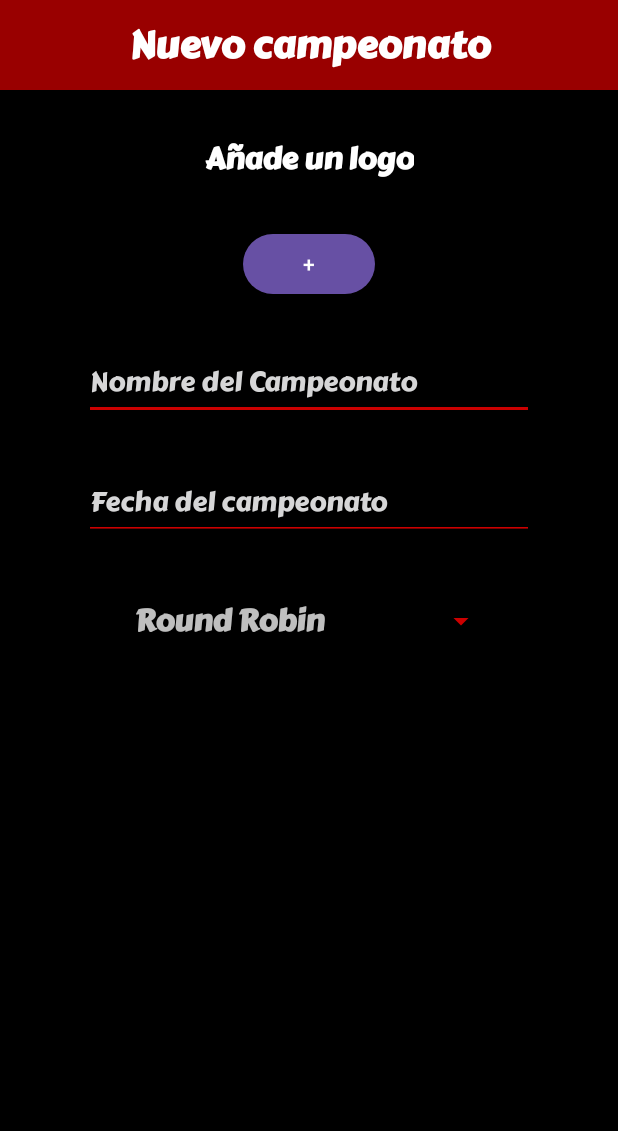
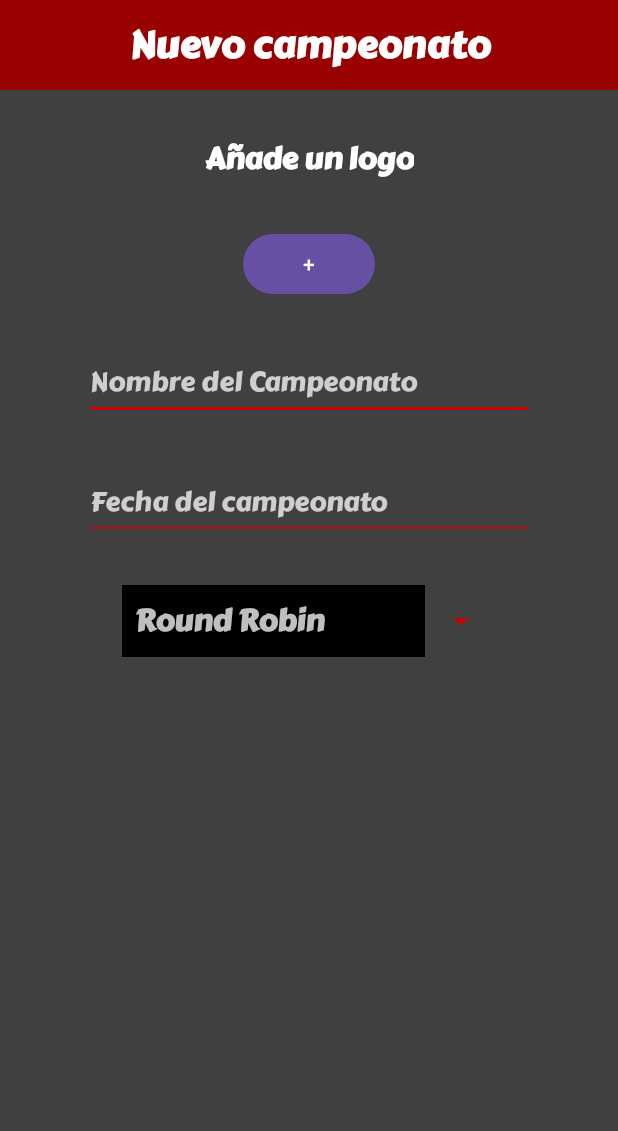
Before and after one commit to joackagui/SCORE_IT, an Android app: the ActivityCrearNuevoCmapeonato screen opened directly, with no data from a screen before it, on a phone screen of 412 x 824 dp, the part 105-1236 px from its top. Run offline under Robolectric (Android 15) with nearby library versions, the phone set to English and light mode, and no system bars.

Commit message:
Corrección ortografica

```diff
--- a/app/src/main/res/layout/activity_crear_nuevo_cmapeonato.xml
+++ b/app/src/main/res/layout/activity_crear_nuevo_cmapeonato.xml
@@ -5,7 +5,7 @@
     android:id="@+id/main"
     android:layout_width="match_parent"
     android:layout_height="match_parent"
-    android:background="@color/Black"
+    android:background="@color/DarkGray"
     tools:context=".ActivityCrearNuevoCmapeonato">
 
     <androidx.constraintlayout.widget.Guideline
--- a/app/src/main/res/layout/spinner_item_style.xml
+++ b/app/src/main/res/layout/spinner_item_style.xml
@@ -3,7 +3,7 @@
     android:layout_width="match_parent"
     android:layout_height="wrap_content"
     android:gravity="start"
-    android:textColor="@color/BalncoConUnPocoDeTranferencia"
+    android:textColor="@color/BlancoConUnPocoDeTranferencia"
     android:padding="8dp"
     style="@style/TextoNormalScoreIt"
     android:background="@color/Black"
--- a/app/src/main/res/values/colors.xml
+++ b/app/src/main/res/values/colors.xml
@@ -54,7 +54,7 @@
     <color name="Darkseagreen">#8FBC8F</color>
     <color name="RojoEncabezadoScoreIt">#CC0000</color>
     <color name="RojoMasOscuroParaTextosScoreIt">#990000</color>
-    <color name="BalncoConUnPocoDeTranferencia">#BFFFFFFF</color>
+    <color name="BlancoConUnPocoDeTranferencia">#BFFFFFFF</color>
 
 
 
```
